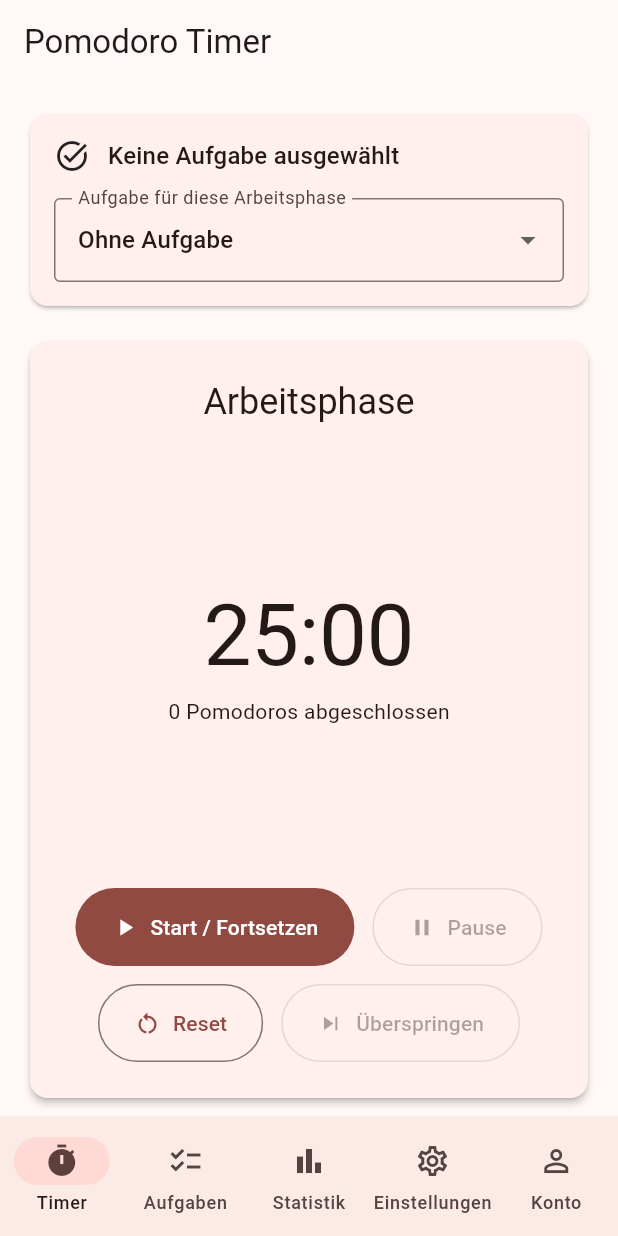
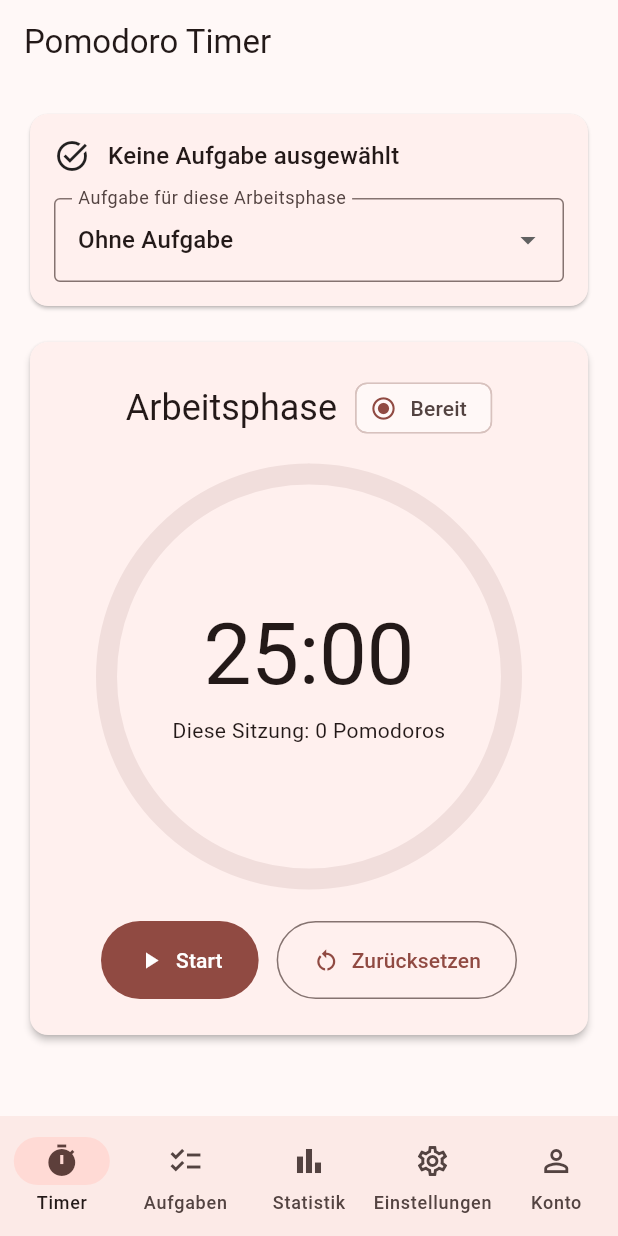
Before and after one commit to waistarek/Pomodoro-Timer, a Flutter app: the screen it shows after launch, on a phone screen of 412 x 824 dp. Run offline on Flutter 3.47's test engine with Material 3 defaults, Android fonts, the phone set to English and light mode, and no system bars; our stand-ins replace audioplayers, fl_chart, shared_preferences; accounts and stored records are empty.

Commit message:
feat: improve timer card status and actions

```diff
--- a/frontend/flutter_app/lib/providers/timer_provider.dart
+++ b/frontend/flutter_app/lib/providers/timer_provider.dart
@@ -29,6 +29,7 @@ class TimerProvider extends ChangeNotifier {
   TaskItem? _phaseTask;
   bool running = false;
 
+
  int get remainingSeconds => engine.remainingSeconds;
  String get formattedTime => TimerEngine.formatMMSS(engine.remainingSeconds);
  PomodoroPhase get phase => engine.phase;
@@ -36,6 +37,34 @@ class TimerProvider extends ChangeNotifier {
  bool get canSkipPause => engine.isBreak && !_finishingPhase;
  double get progress => engine.progress;
  int get completedPomodoros => engine.completedPomodoros;
+
+ bool get isReady {
+  return !running &&
+      !_finishingPhase &&
+      engine.remainingSeconds == engine.totalPhaseSeconds;
+ }
+
+ bool get isPaused {
+  return !running &&
+      !_finishingPhase &&
+      engine.remainingSeconds < engine.totalPhaseSeconds;
+ }
+
+ String get statusLabel {
+  if (_finishingPhase) {
+    return 'Speichern ...';
+  }
+
+  if (running) {
+    return 'Läuft';
+  }
+
+  if (isPaused) {
+    return 'Pausiert';
+  }
+
+  return 'Bereit';
+ }
 
   void updateSettings(AppSettings settings) {
     final changed = _settings != settings;
--- a/frontend/flutter_app/lib/widgets/timer_card.dart
+++ b/frontend/flutter_app/lib/widgets/timer_card.dart
@@ -1,5 +1,6 @@
 import 'package:flutter/material.dart';
 import 'package:provider/provider.dart';
+
 import '../providers/timer_provider.dart';
 import '../timer/pomodoro_phase.dart';
 import 'big_button.dart';
@@ -11,72 +12,28 @@ class TimerCard extends StatelessWidget {
   Widget build(BuildContext context) {
     return Consumer<TimerProvider>(
       builder: (context, timer, _) {
+        final phaseColor = _phaseColor(context, timer.phase);
+
         return Card(
           elevation: 2,
           child: Padding(
             padding: const EdgeInsets.all(24),
             child: Column(
               children: [
-                Text(timer.phase.label,
-                    style: Theme.of(context).textTheme.headlineSmall),
-                const SizedBox(height: 24),
-                SizedBox(
-                  width: 260,
-                  height: 260,
-                  child: Stack(
-                    alignment: Alignment.center,
-                    children: [
-                      SizedBox.expand(
-                        child: CircularProgressIndicator(
-                          value: timer.progress,
-                          strokeWidth: 14,
-                          strokeCap: StrokeCap.round,
-                        ),
-                      ),
-                      Column(
-                        mainAxisSize: MainAxisSize.min,
-                        children: [
-                          Text(timer.formattedTime,
-                              style: Theme.of(context).textTheme.displayLarge),
-                          const SizedBox(height: 8),
-                          Text(
-                              '${timer.completedPomodoros} Pomodoros abgeschlossen'),
-                        ],
-                      ),
-                    ],
-                  ),
+                _TimerHeader(
+                  phaseLabel: timer.phase.label,
+                  statusLabel: timer.statusLabel,
+                  color: phaseColor,
                 ),
                 const SizedBox(height: 24),
-                Wrap(
-                  alignment: WrapAlignment.center,
-                  spacing: 12,
-                  runSpacing: 12,
-                  children: [
-                    BigButton(
-                      label: timer.running ? 'Läuft' : 'Start / Fortsetzen',
-                      icon: Icons.play_arrow,
-                      onPressed: timer.running ? null : timer.startOrResume,
-                    ),
-                    BigButton(
-                      label: 'Pause',
-                      icon: Icons.pause,
-                      filled: false,
-                      onPressed: timer.running ? timer.pause : null,
-                    ),
-                    BigButton(
-                      label: 'Reset',
-                      icon: Icons.restart_alt,
-                      filled: false,
-                      onPressed: timer.reset,
-                    ),
-                    BigButton(
-                      label: 'Überspringen',
-                      icon: Icons.skip_next,
-                      filled: false,
-                      onPressed: timer.canSkipPause ? timer.skipPause : null,
-                    ),
-                  ],
+                _ProgressTimer(
+                  progress: timer.progress,
+                  formattedTime: timer.formattedTime,
+                  completedPomodoros: timer.completedPomodoros,
+                  color: phaseColor,
                 ),
+                const SizedBox(height: 28),
+                _TimerActions(timer: timer),
               ],
             ),
           ),
@@ -85,3 +42,163 @@ class TimerCard extends StatelessWidget {
     );
   }
 }
+
+class _TimerHeader extends StatelessWidget {
+  const _TimerHeader({
+    required this.phaseLabel,
+    required this.statusLabel,
+    required this.color,
+  });
+
+  final String phaseLabel;
+  final String statusLabel;
+  final Color color;
+
+  @override
+  Widget build(BuildContext context) {
+    return Wrap(
+      alignment: WrapAlignment.center,
+      crossAxisAlignment: WrapCrossAlignment.center,
+      spacing: 12,
+      runSpacing: 8,
+      children: [
+        Text(
+          phaseLabel,
+          style: Theme.of(context).textTheme.headlineSmall,
+          textAlign: TextAlign.center,
+        ),
+        Chip(
+          avatar: Icon(
+            _statusIcon(statusLabel),
+            size: 18,
+            color: color,
+          ),
+          label: Text(statusLabel),
+          visualDensity: VisualDensity.compact,
+        ),
+      ],
+    );
+  }
+}
+
+class _ProgressTimer extends StatelessWidget {
+  const _ProgressTimer({
+    required this.progress,
+    required this.formattedTime,
+    required this.completedPomodoros,
+    required this.color,
+  });
+
+  final double progress;
+  final String formattedTime;
+  final int completedPomodoros;
+  final Color color;
+
+  @override
+  Widget build(BuildContext context) {
+    final backgroundColor =
+        Theme.of(context).colorScheme.surfaceContainerHighest;
+
+    return SizedBox(
+      width: 270,
+      height: 270,
+      child: Stack(
+        alignment: Alignment.center,
+        children: [
+          SizedBox.expand(
+            child: CircularProgressIndicator(
+              value: 1,
+              strokeWidth: 14,
+              color: backgroundColor,
+              strokeCap: StrokeCap.round,
+            ),
+          ),
+          SizedBox.expand(
+            child: CircularProgressIndicator(
+              value: progress.clamp(0.0, 1.0),
+              strokeWidth: 14,
+              color: color,
+              strokeCap: StrokeCap.round,
+            ),
+          ),
+          Column(
+            mainAxisSize: MainAxisSize.min,
+            children: [
+              Text(
+                formattedTime,
+                style: Theme.of(context).textTheme.displayLarge,
+              ),
+              const SizedBox(height: 8),
+              Text(
+                'Diese Sitzung: $completedPomodoros Pomodoros',
+                style: Theme.of(context).textTheme.bodyMedium,
+                textAlign: TextAlign.center,
+              ),
+            ],
+          ),
+        ],
+      ),
+    );
+  }
+}
+
+class _TimerActions extends StatelessWidget {
+  const _TimerActions({required this.timer});
+
+  final TimerProvider timer;
+
+  @override
+  Widget build(BuildContext context) {
+    return Wrap(
+      alignment: WrapAlignment.center,
+      spacing: 12,
+      runSpacing: 12,
+      children: [
+        if (timer.running)
+          BigButton(
+            label: 'Pause',
+            icon: Icons.pause,
+            onPressed: timer.pause,
+          )
+        else
+          BigButton(
+            label: timer.isPaused ? 'Fortsetzen' : 'Start',
+            icon: Icons.play_arrow,
+            onPressed: timer.startOrResume,
+          ),
+        BigButton(
+          label: 'Zurücksetzen',
+          icon: Icons.restart_alt,
+          filled: false,
+          onPressed: timer.reset,
+        ),
+        if (timer.canSkipPause)
+          BigButton(
+            label: 'Pause überspringen',
+            icon: Icons.skip_next,
+            filled: false,
+            onPressed: timer.skipPause,
+          ),
+      ],
+    );
+  }
+}
+
+Color _phaseColor(BuildContext context, PomodoroPhase phase) {
+  final colorScheme = Theme.of(context).colorScheme;
+
+  return switch (phase) {
+    PomodoroPhase.work => colorScheme.primary,
+    PomodoroPhase.shortBreak => colorScheme.secondary,
+    PomodoroPhase.longBreak => colorScheme.tertiary,
+  };
+}
+
+IconData _statusIcon(String statusLabel) {
+  return switch (statusLabel) {
+    'Läuft' => Icons.play_circle_outline,
+    'Pausiert' => Icons.pause_circle_outline,
+    'Speichern ...' => Icons.cloud_upload_outlined,
+    _ => Icons.radio_button_checked,
+  };
+}
```
Lines whose indentation alone changed are shown as unchanged.
